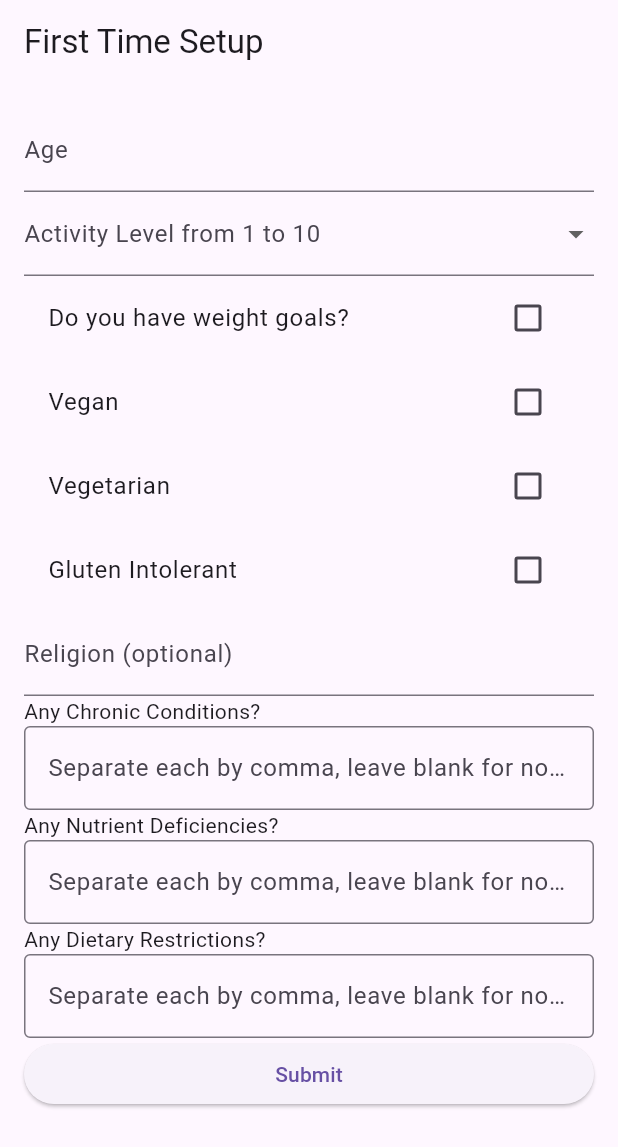
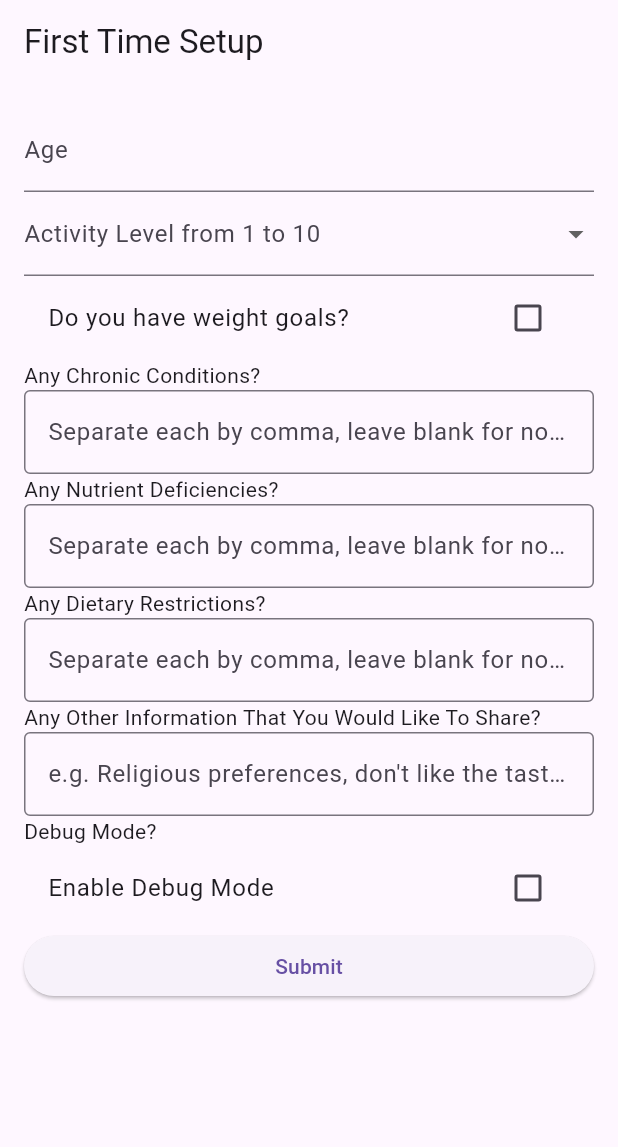
Before and after one commit to snapy1/tbd-foods-public, a Flutter app: the screen it shows after launch, on a phone screen of 412 x 824 dp. Shown: the top 1147 px of the screen. Run offline on Flutter 3.47's test engine with Material 3 defaults, Android fonts, the phone set to English and light mode, and no system bars; our stand-ins replace hive, hive_flutter; missing offline and left inert: inner_glow, mobile_scanner; accounts and stored records are empty.

Commit message:
User data is now able to be loaded, saved, and modified. Additionally, I modified and removed some required user specficed information so that it would be more flexible.

```diff
--- a/lib/barcode_managment/barcode_manager.dart
+++ b/lib/barcode_managment/barcode_manager.dart
@@ -79,7 +79,7 @@ class _BarcodeScannerSimpleState extends State<BarcodeScannerSimple> {
           // Send to Flask server.
           // Make the server request async and await the result
 
-
+          /// [Future Addition]
           // While we are waiting for the request, lets go ahead give the glow
           // a little effect while we are waiting for the results.
 
--- a/lib/health_data/food.dart
+++ b/lib/health_data/food.dart
@@ -188,20 +188,7 @@ class Food {
   /// Otherwise, no restrictions are matched so return true.
   ///
   bool dietaryIncompadibilityCheck(){
-    if (user.vegan){
-      if (dietCompatibility("vegan") == false) return false;
-    }
 
-    if (user.vegetarian){
-      if (dietCompatibility("vegetarian") == false) return false;
-    }
-
-    if (user.glutenIntolerant){
-      if (dietCompatibility("glutenIntolerant") == false) return false;
-    }
-
-    // passed quick ez checks
-    // so lets move onto the big check.
 
     if (user.restrictions != null){ // if the user has not supplied any restrictions, then just skip past this.
       dynamic ingredients = getIngredient();
--- a/lib/user_management/init_user.dart
+++ b/lib/user_management/init_user.dart
@@ -5,9 +5,10 @@ import 'package:tbd_foods/user_management/user.dart';
 
 
 class InitUser extends StatefulWidget {
+  final User? initialUserData;  // This is the optional initial data
   final Function(User) onUserCreated;
 
-  const InitUser({super.key, required this.onUserCreated});
+  const InitUser({super.key, required this.onUserCreated, this.initialUserData});
 
   @override
   _InitUserState createState() => _InitUserState();
@@ -17,22 +18,45 @@ class InitUser extends StatefulWidget {
 
 /// Additionally, this class handles all of the widgets that we will see inside of our InitNewUser class application layer.
 class _InitUserState extends State<InitUser> {
+
+
   // Form field controllers
   int? _age;
   int? _activityLevel;
   bool _hasWeightGoals = false;
-  bool _vegan = false;
-  bool _vegetarian = false;
-  bool _glutenIntolerant = false;
   int? _currentWeight;
   int? _weightGoal;
-  String? _religion;
   User? user;
 
-  // List of controllers for input fields
-  List<TextEditingController> controllers = List.generate(3, (_) => TextEditingController());
+  // List of controllers for the following input fields
+  // Chronic Conditions, Nutrient Deficiences, and Other Restrictions
+  TextEditingController ageController = TextEditingController();
+  ValueNotifier<bool> hasWeightGoals = ValueNotifier<bool>(false); // default value of false
+  TextEditingController currentWeightController = TextEditingController();
+  TextEditingController weightGoalController = TextEditingController();
+  List<TextEditingController> bottomControllers = List.generate(4, (_) => TextEditingController());
+  ValueNotifier<bool> debugMode = ValueNotifier<bool>(false); // default value of false
+  final _formKey = GlobalKey<FormState>();
 
-  final _formKey = GlobalKey<FormState>();
+
+  @override
+  void initState() {
+    super.initState();
+    if (widget.initialUserData != null) {
+      _activityLevel = widget.initialUserData!.activityLevel;
+      ageController.text = widget.initialUserData!.age.toString();
+      hasWeightGoals.value = widget.initialUserData!.hasWeightGoals; // **Set checkbox based on initial user data**
+      currentWeightController.text = widget.initialUserData!.currentWeight?.toString() ?? '';
+      weightGoalController.text = widget.initialUserData!.weightGoal?.toString() ?? '';
+
+      bottomControllers[0].text = widget.initialUserData!.getChronicConditions() ?? '';
+      bottomControllers[1].text = widget.initialUserData!.getNutrientDeficiencies() ?? '';
+      bottomControllers[2].text = widget.initialUserData!.getOtherRestrictions() ?? '';
+      bottomControllers[3].text = widget.initialUserData!.getMiscInformation() ?? '';
+      debugMode.value = widget.initialUserData!.debugMode;
+    }
+  }
+
 
   /// Seperates a string of any size by each comma
   /// and returns a list using the comma as a delimiter.
@@ -55,8 +79,6 @@ class _InitUserState extends State<InitUser> {
     );
   }
 
-
-
   @override
   Widget build(BuildContext context) {
     String unit = MeasurementUtil.getMeasurementUnitFromContext(context);
@@ -67,27 +89,26 @@ class _InitUserState extends State<InitUser> {
         child: ListView(
           children: [
 
-            // age
+            // Age TextFormField with ageController
             TextFormField(
+              controller: ageController,  // Use the ageController here
               decoration: const InputDecoration(labelText: 'Age'),
               keyboardType: TextInputType.number,
               onSaved: (value) {
-                if (value != null && value.isNotEmpty) {
-                  int? parsedAge = int.tryParse(value);
-                  if (parsedAge != null) {
-                    setState(() => _age = parsedAge);
-                  } else {
-                    // Handle invalid input (this should ideally not happen due to validation)
-                    setState(() => _age = null);
-                  }
-                }
+                // Parse the value from the ageController text when saving
+                int? parsedAge = int.tryParse(ageController.text);
+                setState(() {
+                  _age = parsedAge ?? null;
+                });
               },
               validator: (value) {
-                if (value == null || value.isEmpty) return 'Please enter your age';
-                if (int.tryParse(value) == null) return 'Please enter a valid number';
+                // Validate using the ageController text
+                if (ageController.text.isEmpty) return 'Please enter your age';
+                if (int.tryParse(ageController.text) == null) return 'Please enter a valid number';
                 return null;
               },
             ),
+
 
             // Activity Level Input
             DropdownButtonFormField<int>(
@@ -100,73 +121,100 @@ class _InitUserState extends State<InitUser> {
               onChanged: (value) => setState(() => _activityLevel = value),
             ),
 
-            // Weight Goal Checkbox
+            // Checkbox for Weight Goals with ValueListenableBuilder to control visibility
+            ValueListenableBuilder<bool>(
+              valueListenable: hasWeightGoals,
+              builder: (context, hasGoals, child) {
+                return Column(
+                  children: [
                     CheckboxListTile(
                       title: const Text('Do you have weight goals?'),
-              value: _hasWeightGoals,
-              onChanged: (value) => setState(() => _hasWeightGoals = value!),
+                      value: hasGoals,
+                      onChanged: (value) {
+                        if (value != null) {
+                          hasWeightGoals.value = value;
+                          setState(() => _hasWeightGoals = value); // Update _hasWeightGoals state
+                        }
+                      },
                     ),
 
-            // Current Weight Input (only if weight goals exist)
-            if (_hasWeightGoals)
+                    // Conditionally display Current Weight and Weight Goal inputs if hasWeightGoals is true
+                    if (hasGoals) ...[
                       TextFormField(
+                        controller: currentWeightController,  // Attach the controller
                         decoration: InputDecoration(labelText: 'Current Weight ($unit)'),
                         keyboardType: TextInputType.number,
-                onSaved: (value) => setState(() => _currentWeight = int.tryParse(value!)),
+                        onSaved: (value) => setState(() => _currentWeight = int.tryParse(currentWeightController.text)),
+                      ),
+                      TextFormField(
+                        controller: weightGoalController,  // Attach the controller
+                        decoration: InputDecoration(labelText: 'Weight Goal ($unit)'),
+                        keyboardType: TextInputType.number,
+                        onSaved: (value) => setState(() => _weightGoal = int.tryParse(weightGoalController.text)),
+                      ),
+                    ],
+                  ],
+                );
+              },
             ),
 
-            // Weight Goal Input (only if weight goals exist)
-            if (_hasWeightGoals)
-              TextFormField(
-                decoration: InputDecoration(labelText: 'Weight Goal ($unit)'),
-                keyboardType: TextInputType.number,
-                onSaved: (value) => setState(() => _weightGoal = int.tryParse(value!)),
-              ),
-
-            // Dietary Preferences Checkboxes
-            CheckboxListTile(
-              title: const Text('Vegan'),
-              value: _vegan,
-              onChanged: (value) => setState(() => _vegan = value!),
-            ),
-            CheckboxListTile(
-              title: const Text('Vegetarian'),
-              value: _vegetarian,
-              onChanged: (value) => setState(() => _vegetarian = value!),
-            ),
-            CheckboxListTile(
-              title: const Text('Gluten Intolerant'),
-              value: _glutenIntolerant,
-              onChanged: (value) => setState(() => _glutenIntolerant = value!),
-            ),
-
-            // Religion Input
-            TextFormField(
-              decoration: const InputDecoration(labelText: 'Religion (optional)'),
-              onSaved: (value) => setState(() => _religion = value),
-            ),
+            // // Religion Input
+            // TextFormField(
+            //   decoration: const InputDecoration(labelText: 'Religion (optional)'),
+            //   onSaved: (value) => setState(() => _religion = value),
+            // ),
 
             // Chronic Conditions Multi-Select
             const Text('Any Chronic Conditions?'),
             Wrap(
               children: [
-                multipleStringBox("Separate each by comma, leave blank for none.", controllers[0]),
+                multipleStringBox("Separate each by comma, leave blank for none.", bottomControllers[0]),
               ],
             ),
 
             const Text('Any Nutrient Deficiencies?'),
             Wrap(
               children: [
-                multipleStringBox("Separate each by comma, leave blank for none.", controllers[1]),
+                multipleStringBox("Separate each by comma, leave blank for none.", bottomControllers[1]),
               ],
             ),
 
             const Text('Any Dietary Restrictions?'),
             Wrap(
               children: [
-                multipleStringBox("Separate each by comma, leave blank for none.", controllers[2]),
+                multipleStringBox("Separate each by comma, leave blank for none.", bottomControllers[2]),
               ],
             ),
+
+            const Text("Any Other Information That You Would Like To Share?"),
+            Wrap(
+              children: [
+                multipleStringBox("e.g. Religious preferences, don't like the taste of something? etc.. ", bottomControllers[3]),
+              ],
+            ),
+
+          // Add "Debug Mode" Text
+          const Text("Debug Mode?"),
+          Wrap(
+            children: [
+              // Debug Mode checkbox with ValueListenableBuilder
+              ValueListenableBuilder<bool>(
+                valueListenable: debugMode,
+                builder: (context, isDebugEnabled, child) {
+                  return CheckboxListTile(
+                    title: const Text("Enable Debug Mode"),
+                    value: isDebugEnabled,
+                    onChanged: (value) {
+                      if (value != null) {
+                        debugMode.value = value; // Update ValueNotifier
+                      }
+                    },
+                  );
+                },
+              ),
+            ],
+          ),
+
 
             // Submit Button
             ElevatedButton(
@@ -179,15 +227,14 @@ class _InitUserState extends State<InitUser> {
                     age: _age,
                     activityLevel: _activityLevel,
                     hasWeightGoals: _hasWeightGoals,
-                    vegan: _vegan,
-                    vegetarian: _vegetarian,
-                    glutenIntolerant: _glutenIntolerant,
-                    currentWeight: _currentWeight,
-                    weightGoal: _weightGoal,
-                    religion: _religion,
-                    chronicConditions: getCommaSeparatedValues(controllers[0].text),
-                    nutrientDeciencies: getCommaSeparatedValues(controllers[1].text),
-                    restrictions: getCommaSeparatedValues(controllers[2].text),
+                    currentWeight: int.tryParse(currentWeightController.text),
+                    weightGoal: int.tryParse(weightGoalController.text),
+                    // religion: _religion,
+                    chronicConditions: getCommaSeparatedValues(bottomControllers[0].text),
+                    nutrientDeficiencies: getCommaSeparatedValues(bottomControllers[1].text),
+                    restrictions: getCommaSeparatedValues(bottomControllers[2].text),
+                    miscInformation: bottomControllers[3].text,
+                    debugMode: debugMode.value
                   );
 
                   // print for testing
--- a/lib/user_management/user.dart
+++ b/lib/user_management/user.dart
@@ -10,7 +10,6 @@
 /// Religion, e.g. fasting for lent.
 /// and any other specfic dietary restrictions.
 ///
-library;
 
 
 import 'package:hive/hive.dart';
@@ -33,46 +32,42 @@ class User {
   final bool hasWeightGoals;
 
   @HiveField(3)
-  final bool vegan;
+  final int? currentWeight;
 
   @HiveField(4)
-  final bool vegetarian;
+  final int? weightGoal;
 
   @HiveField(5)
-  final bool glutenIntolerant;
+  final String? religion;
 
   @HiveField(6)
-  final int? currentWeight;
+  final List<String>? chronicConditions;
 
   @HiveField(7)
-  final int? weightGoal;
+  final List<String>? nutrientDeficiencies;
 
   @HiveField(8)
-  final String? religion;
+  final List<String>? restrictions;
 
   @HiveField(9)
-  final List<String>? chronicConditions;
+  final bool debugMode;
 
   @HiveField(10)
-  final List<String>? nutrientDeciencies;
-
-  @HiveField(11)
-  final List<String>? restrictions;
+  final String? miscInformation;
 
   User(
     {
       required this.age,
       required this.activityLevel,
       required this.hasWeightGoals,
-      required this.vegan,
-      required this.vegetarian,
-      required this.glutenIntolerant,
       this.currentWeight,
       this.weightGoal,
       this.religion,
       this.chronicConditions,
-      this.nutrientDeciencies,
-      this.restrictions
+      this.nutrientDeficiencies,
+      this.restrictions,
+      this.debugMode = false,
+      this.miscInformation,
     }
   );
 
@@ -85,10 +80,10 @@ class User {
       'activity level': activityLevel != null ? 'User as an activity level of $activityLevel which is measured from a range of 0-10\n': 'User has not specified an activity level',
       'current weight': hasWeightGoals ? '$currentWeight$unit' : 'User has no weight goal so this can be ignored.\n',
       'weight goal': hasWeightGoals ? '$weightGoal$unit' : 'User has no weight goal so this can be ignored.\n',
-      'religion': (religion==null || religion == "") ? 'User has no religous based preferences' : 'User is following the the religion of $religion\n',
       'chronic conditions': _chronicConditionsToString(),
       'nutrient deficiencies': _nutrientDeficienciesToString(),
-      'other restrictions': _otherRestrictionsToString()
+      'other restrictions': _otherRestrictionsToString(),
+      'misc information': getMiscInformation(),
     };
   }
 
@@ -104,11 +99,11 @@ class User {
 
     // Function to handle nutrient deficiencies
     String _nutrientDeficienciesToString() {
-      if (nutrientDeciencies == null || nutrientDeciencies!.isEmpty) {
+      if (nutrientDeficiencies == null || nutrientDeficiencies!.isEmpty) {
         return 'User has no nutrient deficiency(ies)';
       }
       // Join the nutrient deficiencies with a comma if the list has values
-      return nutrientDeciencies!.join(', ');
+      return nutrientDeficiencies!.join(', ');
     }
 
     // Function to handle other restrictions
@@ -145,15 +140,15 @@ class User {
   /// then it will return it as one big long string.
   ///
   /// Otherwise, just returns null.
-  String? getNutrientDeciencies() {
-    if (nutrientDeciencies == null) {
+  String? getNutrientDeficiencies() {
+    if (nutrientDeficiencies == null) {
       return null; // or return an empty string???: ''
     } else {
 
         String returnable = "";
-        for (int i = 0; i < nutrientDeciencies!.length; i++) {
-          returnable += nutrientDeciencies![i];
-          if (i < nutrientDeciencies!.length - 1) {
+        for (int i = 0; i < nutrientDeficiencies!.length; i++) {
+          returnable += nutrientDeficiencies![i];
+          if (i < nutrientDeficiencies!.length - 1) {
             returnable += ", ";
           }
         }
@@ -182,4 +177,6 @@ class User {
         return returnable;
     }
   }
+
+  String? getMiscInformation(){ return miscInformation; }
 }
```
Also changed, not shown: lib/main.dart (+38 -11 lines), lib/user_management/user.g.dart. Lines whose indentation alone changed are shown as unchanged.
